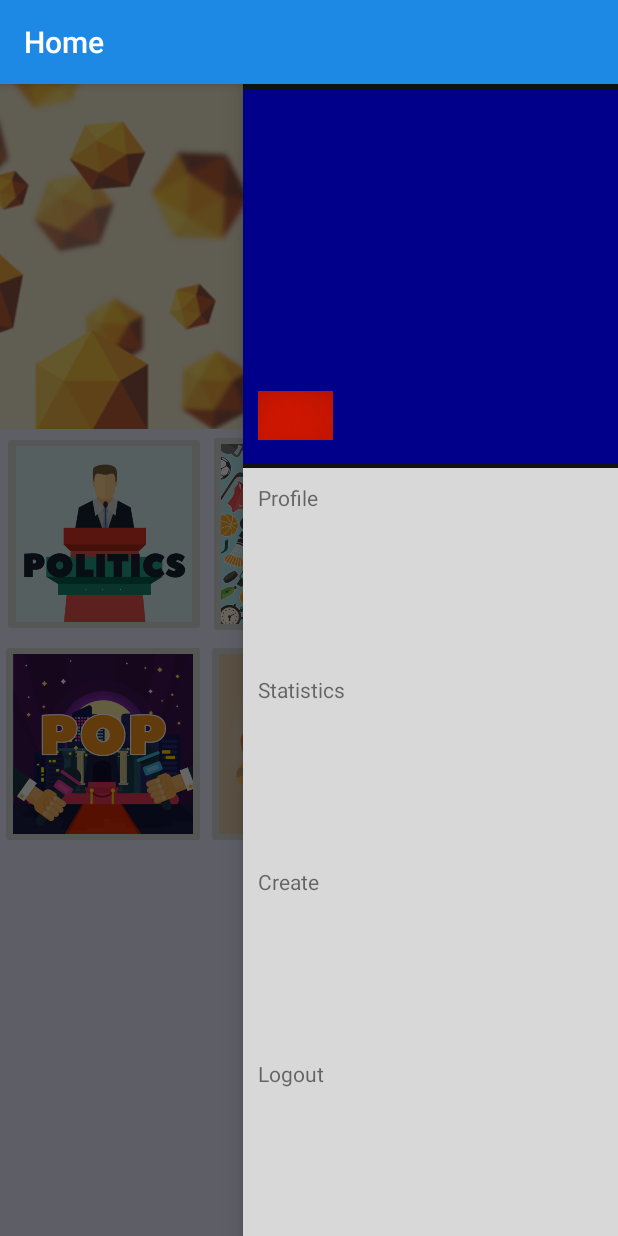
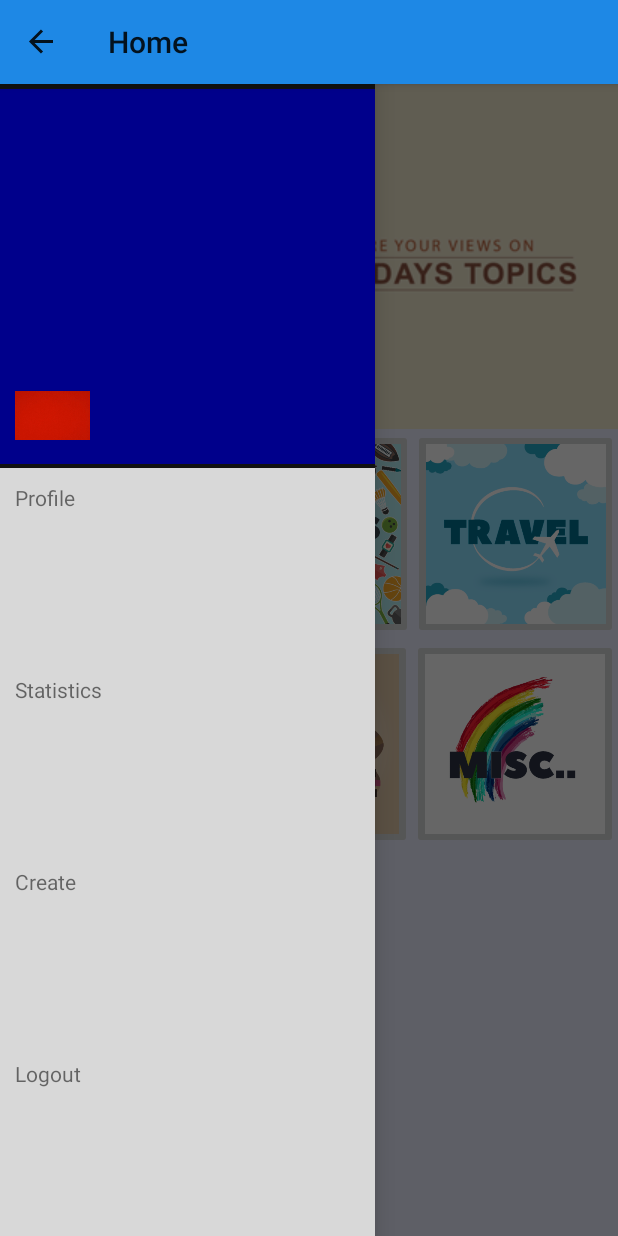
Before and after one commit to harasaurus/Survey, an Android app: the HomeActivity screen opened directly, with no data from a screen before it, with the side drawer open, on a phone screen of 412 x 824 dp. Run offline under Robolectric (Android 15) with nearby library versions, the phone set to English and light mode, and no system bars.

Commit message:
Update H3

```diff
--- a/app/src/main/java/com/ops/newsurvey/HomeActivity.java
+++ b/app/src/main/java/com/ops/newsurvey/HomeActivity.java
@@ -2,9 +2,15 @@ package com.ops.newsurvey;
 
 import android.app.Activity;
 import android.content.Intent;
+import android.content.res.Configuration;
+import android.support.v4.app.NavUtils;
 import android.support.v4.widget.DrawerLayout;
+import android.support.v7.app.ActionBarDrawerToggle;
 import android.support.v7.app.AppCompatActivity;
 import android.os.Bundle;
+import android.support.v7.widget.Toolbar;
+import android.view.Menu;
+import android.view.MenuItem;
 import android.view.View;
 import android.widget.AdapterView;
 import android.widget.ArrayAdapter;
@@ -14,6 +20,10 @@ import android.widget.ListView;
 import static android.R.attr.onClick;
 
 public class HomeActivity extends AppCompatActivity {
+
+    private DrawerLayout mDrawerLayout;
+    private ActionBarDrawerToggle mDrawerToggle;
+
 
     @Override
     protected void onCreate(Bundle savedInstanceState) {
@@ -74,5 +84,50 @@ public class HomeActivity extends AppCompatActivity {
                 startActivity(intent);
             }
         });
+
+        //Toolbar
+        mDrawerLayout = (DrawerLayout) findViewById(R.id.home_drawer);
+        Toolbar bar = (Toolbar) findViewById(R.id.home_toolbar);
+        setSupportActionBar(bar);
+        getSupportActionBar().setTitle("Home");
+
+
+        //Navigation Bar
+        mDrawerLayout = (DrawerLayout) findViewById(R.id.home_drawer);
+        mDrawerToggle = new ActionBarDrawerToggle(this,mDrawerLayout,bar,R.string.drawer_open,R.string.drawer_close){
+            /** Called when a drawer has settled in a completely closed state. */
+            public void onDrawerClosed(View view) {
+                super.onDrawerClosed(view);
+                invalidateOptionsMenu(); // creates call to onPrepareOptionsMenu()
+            }
+
+            /** Called when a drawer has settled in a completely open state. */
+            public void onDrawerOpened(View drawerView) {
+                super.onDrawerOpened(drawerView);
+                invalidateOptionsMenu(); // creates call to onPrepareOptionsMenu()
+            }
+        };
+        mDrawerLayout.addDrawerListener(mDrawerToggle);
+    }
+
+    @Override
+    protected void onPostCreate(Bundle savedInstanceState) {
+        super.onPostCreate(savedInstanceState);
+        // Sync the toggle state after onRestoreInstanceState has occurred.
+        mDrawerToggle.syncState();
+    }
+
+    @Override
+    public void onConfigurationChanged(Configuration newConfig) {
+        super.onConfigurationChanged(newConfig);
+        mDrawerToggle.onConfigurationChanged(newConfig);
+    }
+
+    @Override
+    public boolean onOptionsItemSelected(MenuItem item) {
+        // Pass the event to ActionBarDrawerToggle, if it returns
+        // true, then it has handled the app icon touch event
+        if (mDrawerToggle.onOptionsItemSelected(item)){return true;}
+                return super.onOptionsItemSelected(item);
     }
 }
--- a/app/src/main/java/com/ops/newsurvey/LifestyleActivity.java
+++ b/app/src/main/java/com/ops/newsurvey/LifestyleActivity.java
@@ -3,6 +3,7 @@ package com.ops.newsurvey;
 import android.support.v4.app.NavUtils;
 import android.support.v7.app.AppCompatActivity;
 import android.os.Bundle;
+import android.support.v7.widget.Toolbar;
 import android.view.MenuItem;
 import android.widget.ImageView;
 import android.widget.ListView;
@@ -39,6 +40,9 @@ public class LifestyleActivity extends AppCompatActivity {
         ListView listView=(ListView) findViewById(R.id.List);
         listView.setAdapter(Adapter);
 
+        Toolbar bar = (Toolbar) findViewById(R.id.cat_toolbar);
+        setSupportActionBar(bar);
+        getSupportActionBar().setTitle("Lifestyle");
         getSupportActionBar().setDisplayHomeAsUpEnabled(true);
     }
 
--- a/app/src/main/java/com/ops/newsurvey/MiscActivity.java
+++ b/app/src/main/java/com/ops/newsurvey/MiscActivity.java
@@ -3,6 +3,7 @@ package com.ops.newsurvey;
 import android.support.v4.app.NavUtils;
 import android.support.v7.app.AppCompatActivity;
 import android.os.Bundle;
+import android.support.v7.widget.Toolbar;
 import android.view.MenuItem;
 import android.widget.ImageView;
 import android.widget.ListView;
@@ -39,6 +40,9 @@ public class MiscActivity extends AppCompatActivity {
         ListView listView=(ListView) findViewById(R.id.List);
         listView.setAdapter(Adapter);
 
+        Toolbar bar = (Toolbar) findViewById(R.id.cat_toolbar);
+        setSupportActionBar(bar);
+        getSupportActionBar().setTitle("Miscellaneous");
         getSupportActionBar().setDisplayHomeAsUpEnabled(true);
     }
 
--- a/app/src/main/java/com/ops/newsurvey/PoliticsActivity.java
+++ b/app/src/main/java/com/ops/newsurvey/PoliticsActivity.java
@@ -3,6 +3,7 @@ package com.ops.newsurvey;
 import android.support.v4.app.NavUtils;
 import android.support.v7.app.AppCompatActivity;
 import android.os.Bundle;
+import android.support.v7.widget.Toolbar;
 import android.view.MenuItem;
 import android.widget.Adapter;
 import android.widget.ImageButton;
@@ -44,6 +45,9 @@ public class PoliticsActivity extends AppCompatActivity {
         ListView listView=(ListView) findViewById(R.id.List);
         listView.setAdapter(Adapter);
 
+        Toolbar bar = (Toolbar) findViewById(R.id.cat_toolbar);
+        setSupportActionBar(bar);
+        getSupportActionBar().setTitle("Politics");
         getSupportActionBar().setDisplayHomeAsUpEnabled(true);
     }
 
--- a/app/src/main/java/com/ops/newsurvey/PopActivity.java
+++ b/app/src/main/java/com/ops/newsurvey/PopActivity.java
@@ -3,6 +3,7 @@ package com.ops.newsurvey;
 import android.support.v4.app.NavUtils;
 import android.support.v7.app.AppCompatActivity;
 import android.os.Bundle;
+import android.support.v7.widget.Toolbar;
 import android.view.MenuItem;
 import android.widget.ImageView;
 import android.widget.ListView;
@@ -41,6 +42,9 @@ public class PopActivity extends AppCompatActivity {
         ListView listView=(ListView) findViewById(R.id.List);
         listView.setAdapter(Adapter);
 
+        Toolbar bar = (Toolbar) findViewById(R.id.cat_toolbar);
+        setSupportActionBar(bar);
+        getSupportActionBar().setTitle("Pop Culture");
         getSupportActionBar().setDisplayHomeAsUpEnabled(true);
     }
 
--- a/app/src/main/java/com/ops/newsurvey/SportsActivity.java
+++ b/app/src/main/java/com/ops/newsurvey/SportsActivity.java
@@ -3,6 +3,7 @@ package com.ops.newsurvey;
 import android.support.v4.app.NavUtils;
 import android.support.v7.app.AppCompatActivity;
 import android.os.Bundle;
+import android.support.v7.widget.Toolbar;
 import android.view.MenuItem;
 import android.widget.ImageView;
 import android.widget.ListView;
@@ -39,6 +40,9 @@ public class SportsActivity extends AppCompatActivity {
         ListView listView=(ListView) findViewById(R.id.List);
         listView.setAdapter(Adapter);
 
+        Toolbar bar = (Toolbar) findViewById(R.id.cat_toolbar);
+        setSupportActionBar(bar);
+        getSupportActionBar().setTitle("Sports");
         getSupportActionBar().setDisplayHomeAsUpEnabled(true);
     }
 
--- a/app/src/main/java/com/ops/newsurvey/TravelActivity.java
+++ b/app/src/main/java/com/ops/newsurvey/TravelActivity.java
@@ -3,6 +3,7 @@ package com.ops.newsurvey;
 import android.support.v4.app.NavUtils;
 import android.support.v7.app.AppCompatActivity;
 import android.os.Bundle;
+import android.support.v7.widget.Toolbar;
 import android.view.MenuItem;
 import android.widget.ImageView;
 import android.widget.ListView;
@@ -39,6 +40,9 @@ public class TravelActivity extends AppCompatActivity {
         ListView listView=(ListView) findViewById(R.id.List);
         listView.setAdapter(Adapter);
 
+        Toolbar bar = (Toolbar) findViewById(R.id.cat_toolbar);
+        setSupportActionBar(bar);
+        getSupportActionBar().setTitle("Travel");
         getSupportActionBar().setDisplayHomeAsUpEnabled(true);
     }
 
--- a/app/src/main/res/layout/activity_home.xml
+++ b/app/src/main/res/layout/activity_home.xml
@@ -1,10 +1,25 @@
 <?xml version="1.0" encoding="utf-8"?>
+<LinearLayout
+    xmlns:android="http://schemas.android.com/apk/res/android"
+    xmlns:tools="http://schemas.android.com/tools"
+    xmlns:app="http://schemas.android.com/apk/res-auto"
+    tools:context="com.ops.newsurvey.HomeActivity"
+    android:id="@+id/activity_home"
+    android:layout_height="match_parent"
+    android:layout_width="match_parent"
+    android:orientation="vertical">
+
+<android.support.v7.widget.Toolbar
+    android:id="@+id/home_toolbar"
+    android:layout_width="match_parent"
+    android:layout_height="?attr/actionBarSize"
+    android:background="?attr/colorPrimary"
+    android:elevation="4dp"
+    android:theme="@style/ThemeOverlay.AppCompat.ActionBar"
+    app:popupTheme="@style/ThemeOverlay.AppCompat.Light"/>
 
 <android.support.v4.widget.DrawerLayout
-    xmlns:android="http://schemas.android.com/apk/res/android"
-    xmlns:tools="http://schemas.android.com/tools"
-    tools:context="com.ops.newsurvey.HomeActivity"
-    android:id="@+id/activity_home"
+    android:id="@+id/home_drawer"
     android:layout_width="match_parent"
     android:layout_height="match_parent">
 
@@ -90,10 +105,11 @@
         android:layout_width="250dp"
         android:layout_height="match_parent"
         android:orientation="vertical"
-        android:layout_gravity="end"
+        android:layout_gravity="start"
         android:divider="@android:color/transparent"
         android:dividerHeight="0dp"
         android:background="#111">
+
         <RelativeLayout
             android:layout_width="match_parent"
             android:layout_height="0dp"
@@ -147,3 +163,5 @@
 
     </LinearLayout>
 </android.support.v4.widget.DrawerLayout>
+
+</LinearLayout>
--- a/app/src/main/res/values/strings.xml
+++ b/app/src/main/res/values/strings.xml
@@ -29,5 +29,6 @@
     <!-- Home Activity Text-->
     <string name="drawer_open">Open navigation drawer</string>
     <string name="drawer_close">Close navigation drawer</string>
+    <string name="navigation">navigation</string>
 
 </resources>
--- a/app/src/main/res/values/styles.xml
+++ b/app/src/main/res/values/styles.xml
@@ -10,7 +10,7 @@
         <item name="android:colorBackground">@color/background</item>
     </style>
 
-    <style name="AppInside" parent="Theme.AppCompat.Light.DarkActionBar">
+    <style name="AppInside" parent="Theme.AppCompat.Light.NoActionBar">
         <!-- Customize your theme here. -->
         <item name="colorPrimary">@color/colorPrimary</item>
         <item name="colorPrimaryDark">@color/colorPrimaryDark</item>
```
Also changed, not shown: app/build.gradle (+4 -3 lines), app/src/main/res/layout/activity_category.xml (+19 -3 lines), 1 other file.
